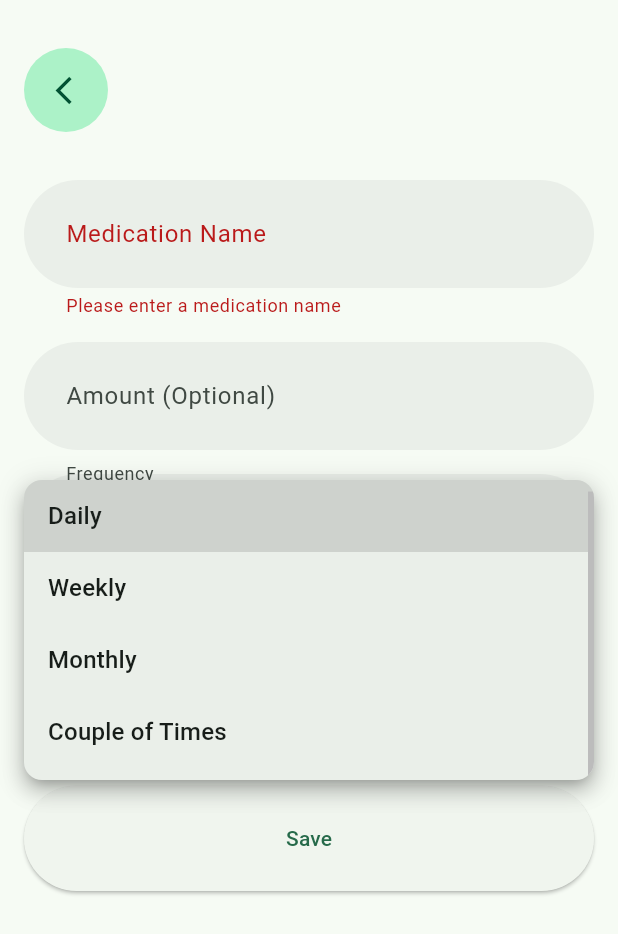
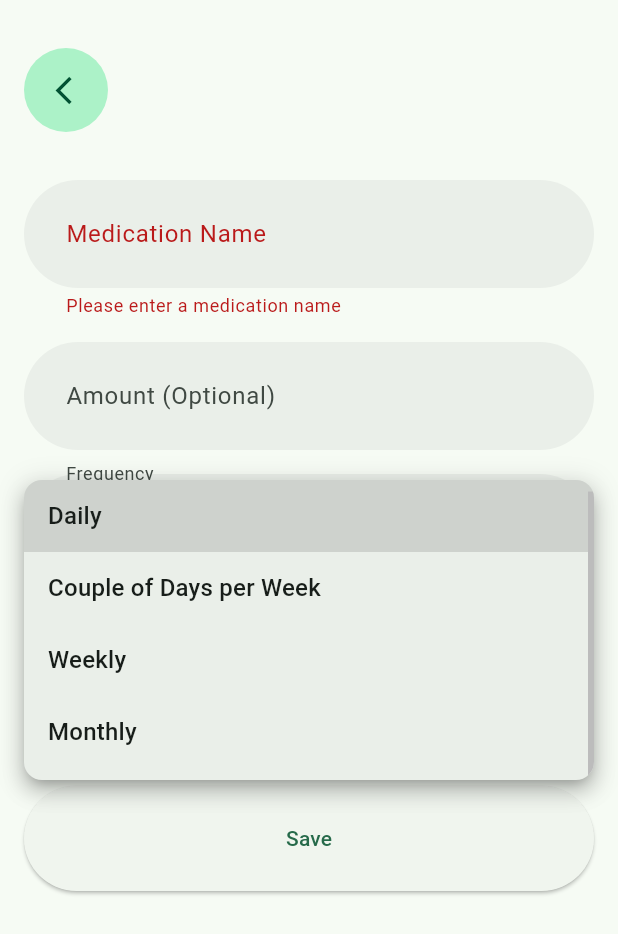
Before and after one commit to MoazSalem/Flutter_Pills_Reminder, a Flutter app: the MedicationScreen screen opened directly, after a tap on "Save", after a tap on "Daily", on a phone screen of 412 x 824 dp. Shown: the top 934 px of the screen. Run offline on Flutter 3.47's test engine with Material 3 defaults, Android fonts, the light colour scheme and no system bars.

Commit message:
Redesign medication class

```diff
--- a/lib/core/models/medication.dart
+++ b/lib/core/models/medication.dart
@@ -1,35 +1,52 @@
-enum MedicationFrequency { daily, weekly, monthly, coupleTimes }
+import 'package:flutter/material.dart';
+
+enum MedicationFrequency {
+  daily, // every day
+  daysPerWeek, // e.g. Mon, Wed, Fri
+  weekly, // Once a specific day of the week
+  monthly, // Once a month on specific day
+}
 
 enum Weekday { saturday, sunday, monday, tuesday, wednesday, thursday, friday }
 
 class Medication {
   final String name;
   int? amount;
-  List<DateTime> notificationTimes;
   MedicationFrequency frequency;
-  List<Weekday>? days;
+
+  /// the times the medication will be taken
+  final List<TimeOfDay> times;
+
+  /// Used if frequency is daysPerWeek or weekly
+  final List<Weekday>? selectedDays;
+
+  /// Used if frequency is monthly (e.g. 15 = 15th day of each month)
+  final int? monthlyDay;
 
   Medication({
     required this.name,
     this.amount,
-    required this.notificationTimes,
+    required this.times,
     required this.frequency,
-    this.days,
+    this.selectedDays,
+    this.monthlyDay,
   });
 
   Medication copyWith({
     String? name,
     int? amount,
-    List<DateTime>? notificationTimes,
+    List<TimeOfDay>? times,
     MedicationFrequency? frequency,
-    List<Weekday>? days,
+    List<Weekday>? selectedDays,
+    int? monthlyDay,
   }) {
     return Medication(
       name: name ?? this.name,
       amount: amount ?? this.amount,
-      notificationTimes: notificationTimes ?? this.notificationTimes,
+      times: times ?? this.times,
       frequency: frequency ?? this.frequency,
-      days: days ?? this.days,
+      selectedDays: selectedDays ?? this.selectedDays,
+      monthlyDay: monthlyDay ?? this.monthlyDay,
     );
   }
 }
--- a/lib/features/medications/presentation/screens/medication_screen.dart
+++ b/lib/features/medications/presentation/screens/medication_screen.dart
@@ -1,7 +1,6 @@
 import 'package:flutter/material.dart';
 import 'package:pills_reminder/core/models/medication.dart';
 import 'package:pills_reminder/core/styles/sizes.dart';
-import 'package:pills_reminder/features/main_screen/presentation/screens/main_screen/main_screen.dart';
 import 'package:pills_reminder/features/medications/presentation/widgets/custom_appbar.dart';
 import 'package:pills_reminder/features/medications/presentation/widgets/custom_text_formfield.dart';
 import 'package:pills_reminder/features/medications/presentation/widgets/custom_drop_down.dart';
@@ -20,6 +19,7 @@ class _MedicationScreenState extends State<MedicationScreen> {
   MedicationFrequency frequency = MedicationFrequency.daily;
   int repeatTimes = 1;
   List<Weekday> selectedDays = [];
+
   final List<DateTime> notificationTimes = [];
 
   Map<Weekday, bool> days = {
@@ -36,7 +36,7 @@ class _MedicationScreenState extends State<MedicationScreen> {
     MedicationFrequency.daily: "Daily",
     MedicationFrequency.weekly: "Weekly",
     MedicationFrequency.monthly: "Monthly",
-    MedicationFrequency.coupleTimes: "Couple Times",
+    MedicationFrequency.daysPerWeek: "Couple of Days per Week",
   };
 
   onDispose() {
@@ -84,12 +84,7 @@ class _MedicationScreenState extends State<MedicationScreen> {
                 CustomDropDown(
                   value: frequency,
                   items: MedicationFrequency.values,
-                  customNames: {
-                    MedicationFrequency.daily: 'Daily',
-                    MedicationFrequency.weekly: 'Weekly',
-                    MedicationFrequency.monthly: 'Monthly',
-                    MedicationFrequency.coupleTimes: 'Couple of Times',
-                  },
+                  customNames: frequencies,
                   onChanged: (value) => setState(() {
                     frequency = value!;
                   }),
@@ -119,13 +114,13 @@ class _MedicationScreenState extends State<MedicationScreen> {
                             if (!formKey.currentState!.validate()) {
                               return;
                             }
-                            final medication = Medication(
-                              name: nameController.text,
-                              amount: int.tryParse(amountController.text),
-                              frequency: frequency,
-                              days: selectedDays == [] ? null : selectedDays,
-                              notificationTimes: notificationTimes,
-                            );
+                            // final medication = Medication(
+                            //   name: nameController.text,
+                            //   amount: int.tryParse(amountController.text),
+                            //   frequency: frequency,
+                            //   days: selectedDays == [] ? null : selectedDays,
+                            //   notificationTimes: notificationTimes,
+                            // );
                             Navigator.pop(context);
                           },
                           child: const Text('Save'),
```
